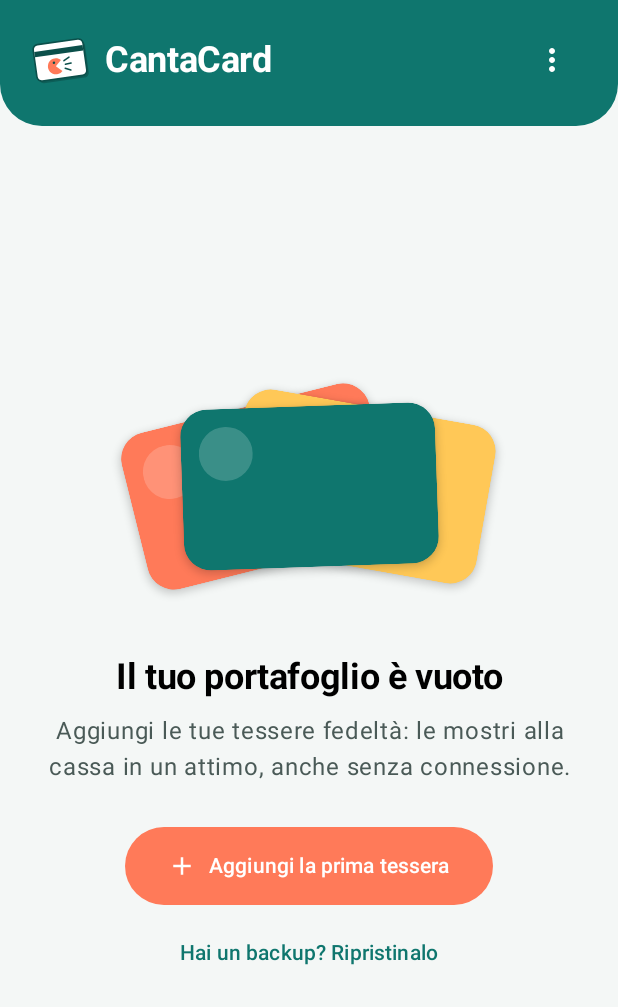
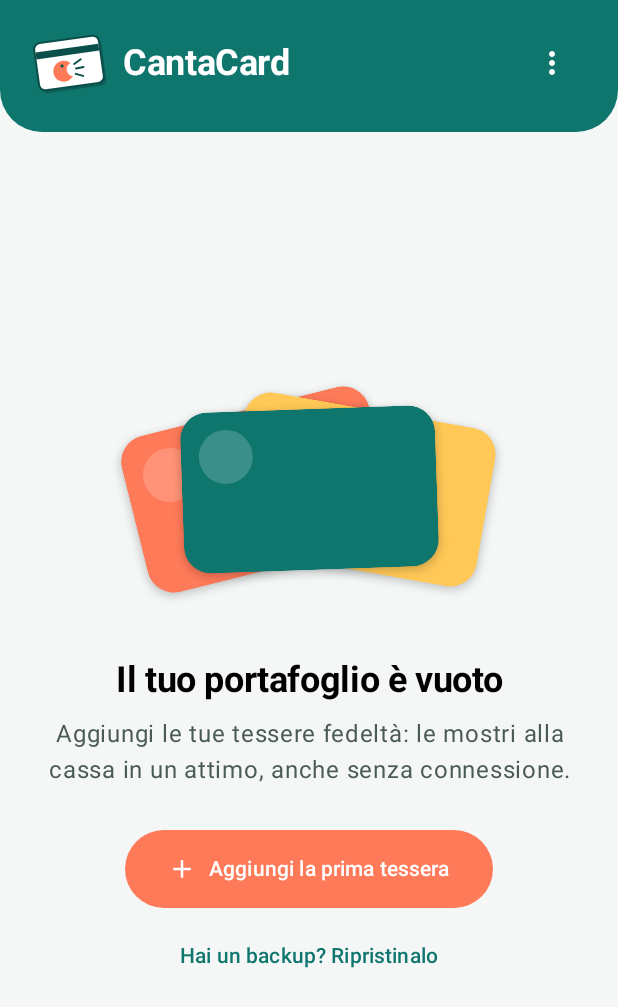
Before and after one commit to LoLler111/CantaCard, an Android app built with Jetpack Compose: the screen it shows after launch (MainActivity), on a phone screen of 412 x 824 dp. Shown: the top 1007 px of the screen. Run offline under Robolectric (Android 15) with nearby library versions, the phone set to English and light mode, and no system bars.

Commit message:
Icona: bocca a spicchio curvo, tessera e logo più grandi
La bocca curva (disegno dell'utente) evita la somiglianza con Pac-Man;
tessera dell'icona da scala 0,07 a 0,085, logo dell'intestazione a 52 dp.

Co-Authored-By: Claude Opus 5.5 <noreply@anthropic.com>

```diff
--- a/app/src/main/java/dev/cantacard/ui/list/CardListScreen.kt
+++ b/app/src/main/java/dev/cantacard/ui/list/CardListScreen.kt
@@ -166,7 +166,7 @@ private fun Header(
                 Image(
                     painter = painterResource(R.drawable.ic_logo),
                     contentDescription = null,
-                    modifier = Modifier.size(40.dp),
+                    modifier = Modifier.size(52.dp),
                 )
                 Spacer(Modifier.width(10.dp))
                 Text(
--- a/app/src/main/res/drawable/ic_launcher_foreground.xml
+++ b/app/src/main/res/drawable/ic_launcher_foreground.xml
@@ -1,5 +1,5 @@
 <?xml version="1.0" encoding="utf-8"?>
-<!-- Icona: la tessera con la faccia che urla, leggermente inclinata, su verde acqua. -->
+<!-- Icona: la tessera con la faccia che urla (bocca a spicchio curvo, disegno dell'utente), inclinata, su verde acqua. -->
 <vector xmlns:android="http://schemas.android.com/apk/res/android"
     android:width="108dp"
     android:height="108dp"
@@ -7,10 +7,10 @@
     android:viewportHeight="108">
     <!-- Tessera disegnata in px (centro 626,481.5), inclinata di 8 gradi e scalata al centro. -->
     <group
-        android:scaleX="0.07"
-        android:scaleY="0.07"
-        android:translateX="10.18"
-        android:translateY="20.29">
+        android:scaleX="0.085"
+        android:scaleY="0.085"
+        android:translateX="0.79"
+        android:translateY="13.07">
         <group
             android:pivotX="626"
             android:pivotY="481.5"
@@ -18,8 +18,8 @@
             <path android:pathData="M395,285 H897 A60,60 0 0,1 957,345 V678 A60,60 0 0,1 897,738 H395 A60,60 0 0,1 335,678 V345 A60,60 0 0,1 395,285 Z" android:fillColor="#33000000" />
             <path android:pathData="M375,255 H877 A60,60 0 0,1 937,315 V648 A60,60 0 0,1 877,708 H375 A60,60 0 0,1 315,648 V315 A60,60 0 0,1 375,255 Z" android:fillColor="#FFFFFF" android:strokeColor="#0B4F4A" android:strokeWidth="20" android:strokeLineJoin="round" android:strokeLineCap="round" />
             <path android:pathData="M325,338 H927 V405 H325 Z" android:fillColor="#0B4F4A" />
-            <path android:pathData="M565,550 L637,483 A99,99 0 1,0 637,620 Z" android:fillColor="#FF7A59" />
-            <path android:pathData="M532,505 a15,15 0 1,0 30,0 a15,15 0 1,0 -30,0 Z" android:fillColor="#0B4F4A" />
+            <path android:pathData="M639,485 A99,99 0 1,0 646,610 A65,65 0 0,1 639,485 Z" android:fillColor="#FF7A59" />
+            <path android:pathData="M542,501 a15,15 0 1,0 30,0 a15,15 0 1,0 -30,0 Z" android:fillColor="#0B4F4A" />
             <path android:pathData="M673,497 L741,462 M685,543 L757,538 M675,592 L742,622" android:strokeColor="#0B4F4A" android:strokeWidth="18" android:strokeLineJoin="round" android:strokeLineCap="round" />
         </group>
     </group>
--- a/app/src/main/res/drawable/ic_logo.xml
+++ b/app/src/main/res/drawable/ic_logo.xml
@@ -18,8 +18,8 @@
             <path android:pathData="M395,285 H897 A60,60 0 0,1 957,345 V678 A60,60 0 0,1 897,738 H395 A60,60 0 0,1 335,678 V345 A60,60 0 0,1 395,285 Z" android:fillColor="#33000000" />
             <path android:pathData="M375,255 H877 A60,60 0 0,1 937,315 V648 A60,60 0 0,1 877,708 H375 A60,60 0 0,1 315,648 V315 A60,60 0 0,1 375,255 Z" android:fillColor="#FFFFFF" android:strokeColor="#0B4F4A" android:strokeWidth="20" android:strokeLineJoin="round" />
             <path android:pathData="M325,338 H927 V405 H325 Z" android:fillColor="#0B4F4A" />
-            <path android:pathData="M565,550 L637,483 A99,99 0 1,0 637,620 Z" android:fillColor="#FF7A59" />
-            <path android:pathData="M532,505 a15,15 0 1,0 30,0 a15,15 0 1,0 -30,0 Z" android:fillColor="#0B4F4A" />
+            <path android:pathData="M639,485 A99,99 0 1,0 646,610 A65,65 0 0,1 639,485 Z" android:fillColor="#FF7A59" />
+            <path android:pathData="M542,501 a15,15 0 1,0 30,0 a15,15 0 1,0 -30,0 Z" android:fillColor="#0B4F4A" />
             <path android:pathData="M673,497 L741,462 M685,543 L757,538 M675,592 L742,622" android:strokeColor="#0B4F4A" android:strokeWidth="18" android:strokeLineCap="round" />
         </group>
     </group>
```
Also changed, not shown: app/src/main/res/drawable/ic_launcher_monochrome.xml (+5 -5 lines), 1 other file.
